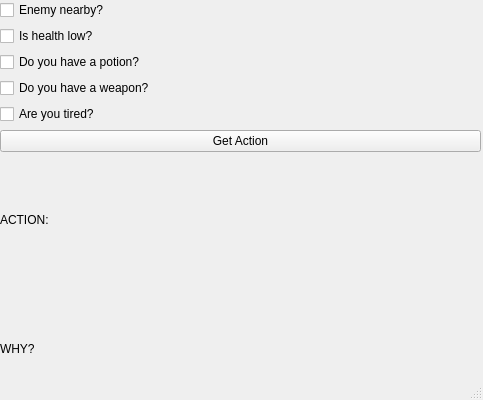
First picture: the form in mainwindow.ui, repository julianasj/dm_2, before the edit.
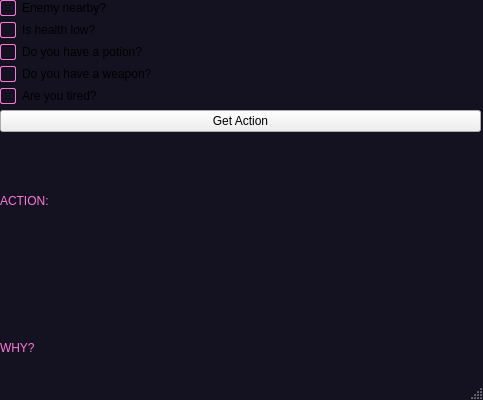
Second picture: the form after the edit.

The edit to the form file:
```diff
--- a/mainwindow.ui
+++ b/mainwindow.ui
@@ -25,6 +25,29 @@
   <property name="windowTitle">
    <string>MainWindow</string>
   </property>
+    <property name ="styleSheet">
+        <string>
+        QMainWindow, QWidget#centralwidget {
+            background-color: #141221;
+            color: white;
+        }
+        QLabel#lblResult, QLabel#lblReason{
+            color: #FD77D7;
+        }
+        QCheckBox::indicator {
+            border: 1px solid #FD77D7;
+            background: #141221;
+            width: 14px;
+            height: 14px;
+            border-radius: 2px;
+        }
+        QCheckBox::indicator:checked {
+            background-color: #FD77D7;
+        }
+        </string>
+    </property>
+
+
   <widget class="QWidget" name="centralwidget">
    <widget class="QWidget" name="gridLayoutWidget">
     <property name="geometry">
@@ -80,6 +103,7 @@
      </item>
      <item row="6" column="0">
       <layout class="QVBoxLayout" name="verticalLayout">
+      <property name = "spacing"><number>20</number></property>
        <item>
         <widget class="QLabel" name="lblResult">
          <property name="text">
```
